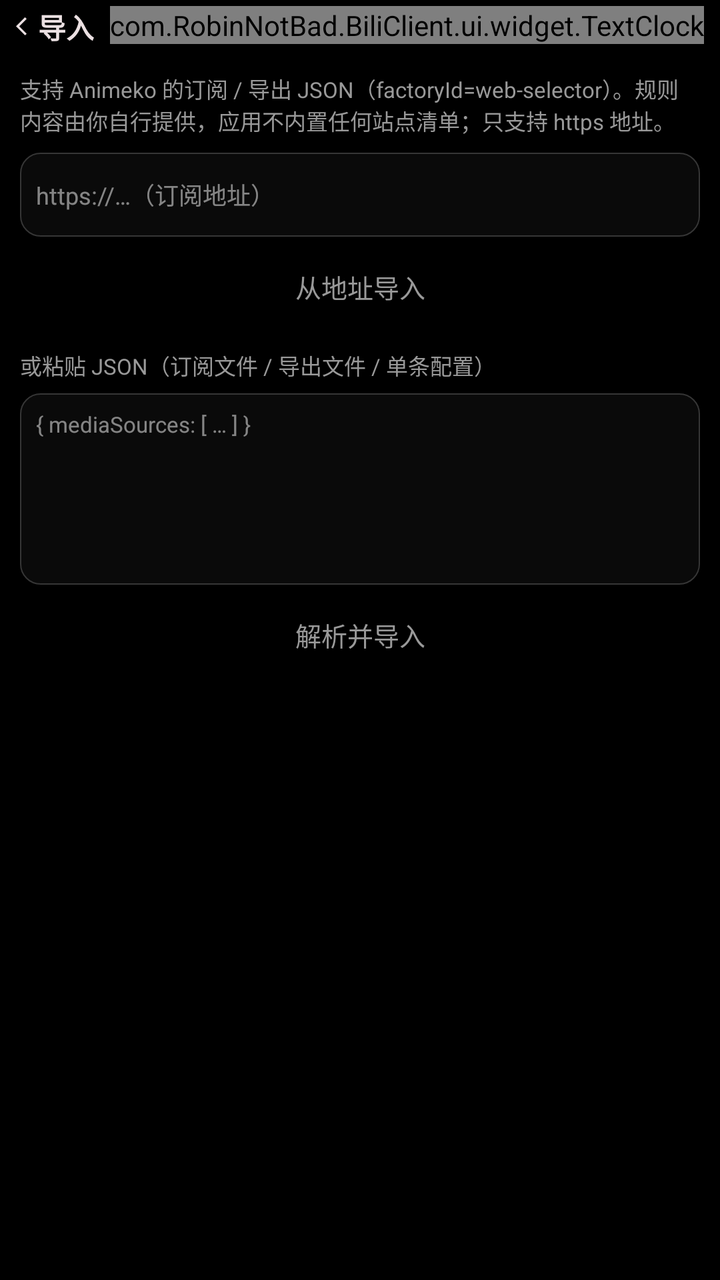
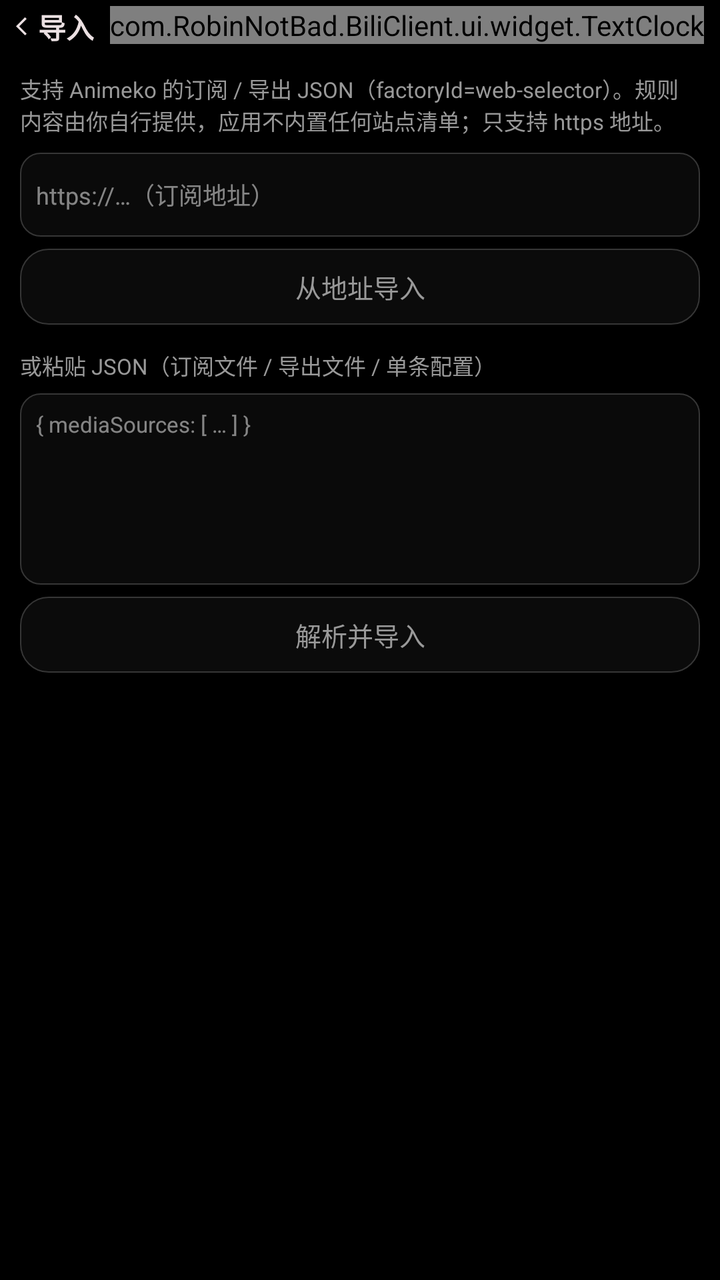

Compare the two renders of this Android layout. The source of the first and the diff that turns it into the second are given below.
<!-- AndroidManifest.xml: application theme Theme.BiliClient -->
<!-- res/layout/activity_source_import.xml -->
<?xml version="1.0" encoding="utf-8"?>
<RelativeLayout xmlns:android="http://schemas.android.com/apk/res/android"
    xmlns:app="http://schemas.android.com/apk/res-auto"
    android:layout_width="match_parent"
    android:layout_height="match_parent">

    <RelativeLayout
        android:id="@+id/top"
        android:layout_width="match_parent"
        android:layout_height="wrap_content"
        android:layout_alignParentTop="true">

        <TextView
            android:id="@+id/pageName"
            android:layout_width="match_parent"
            android:layout_height="wrap_content"
            android:layout_alignParentLeft="true"
            android:layout_marginVertical="3dp"
            android:layout_marginStart="8dp"
            android:layout_toStartOf="@id/timeText"
            android:layout_toLeftOf="@id/timeText"
            android:lines="1"
            android:text="@string/source_import_title"
            android:textStyle="bold"
            app:drawableStartCompat="@drawable/arrow_back" />

        <com.RobinNotBad.BiliClient.ui.widget.TextClock
            android:id="@+id/timeText"
            android:layout_width="wrap_content"
            android:layout_height="wrap_content"
            android:layout_marginVertical="3dp"
            android:layout_marginEnd="8dp"
            android:layout_alignParentRight="true"
            android:layout_alignParentEnd="true" />
    </RelativeLayout>

    <ScrollView
        android:layout_width="match_parent"
        android:layout_height="match_parent"
        android:layout_below="@id/top"
        android:fillViewport="true">

        <LinearLayout
            android:layout_width="match_parent"
            android:layout_height="wrap_content"
            android:orientation="vertical"
            android:padding="10dp">

            <TextView
                android:layout_width="match_parent"
                android:layout_height="wrap_content"
                android:text="@string/source_import_desc"
                android:textColor="@color/text_gray"
                android:textSize="11sp" />

            <EditText
                android:id="@+id/urlInput"
                android:layout_width="match_parent"
                android:layout_height="42dp"
                android:layout_marginTop="8dp"
                android:background="@drawable/background_searchbar"
                android:hint="@string/source_import_url_hint"
                android:inputType="textUri"
                android:maxLines="1"
                android:paddingHorizontal="8dp"
                android:textSize="12sp" />

            <TextView
                android:id="@+id/btnFetch"
                android:layout_width="match_parent"
                android:layout_height="38dp"
                android:layout_marginTop="6dp"
                android:background="@drawable/sel_filter_chip"
                android:gravity="center"
                android:text="@string/source_import_from_url"
                android:textColor="@color/sel_bangumi_tab_text"
                android:textSize="13sp" />

            <TextView
                android:layout_width="match_parent"
                android:layout_height="wrap_content"
                android:layout_marginTop="12dp"
                android:text="@string/source_import_paste_title"
                android:textColor="@color/text_gray"
                android:textSize="11sp" />

            <EditText
                android:id="@+id/jsonInput"
                android:layout_width="match_parent"
                android:layout_height="wrap_content"
                android:layout_marginTop="6dp"
                android:background="@drawable/background_searchbar"
                android:gravity="top|start"
                android:hint="@string/source_import_json_hint"
                android:inputType="textMultiLine"
                android:minLines="6"
                android:padding="8dp"
                android:textSize="11sp" />

            <TextView
                android:id="@+id/btnParse"
                android:layout_width="match_parent"
                android:layout_height="38dp"
                android:layout_marginTop="6dp"
                android:background="@drawable/sel_filter_chip"
                android:gravity="center"
                android:text="@string/source_import_parse"
                android:textColor="@color/sel_bangumi_tab_text"
                android:textSize="13sp" />

            <TextView
                android:id="@+id/statusText"
                android:layout_width="match_parent"
                android:layout_height="wrap_content"
                android:layout_marginTop="10dp"
                android:textColor="@color/text_gray"
                android:textSize="12sp" />
        </LinearLayout>
    </ScrollView>
</RelativeLayout>
<!-- resources referenced by this layout -->
<resources>
  <color name="text_gray">#999999</color>
  <!-- drawable arrow_back (drawable) -->
  <vector xmlns:android="http://schemas.android.com/apk/res/android"
      android:width="11dp"
      android:height="11dp"
      android:viewportWidth="24"
      android:viewportHeight="24">
      <path
          android:fillColor="#ebe0e2"
          android:pathData="M11.67,3.87L9.9,2.1 0,12l9.9,9.9 1.77,-1.77L3.54,12z" />
  </vector>
  <!-- drawable sel_filter_chip (drawable) -->
  <?xml version="1.0" encoding="utf-8"?>
  <selector xmlns:android="http://schemas.android.com/apk/res/android">
      <item android:state_selected="true">
          <shape android:shape="rectangle">
              <corners android:radius="14dp" />
              <solid android:color="@color/bili_pink" />
          </shape>
      </item>
      <item>
          <shape android:shape="rectangle">
              <corners android:radius="14dp" />
              <solid android:color="#15000000" />
          </shape>
      </item>
  </selector>
  <string name="source_import_desc">支持 Animeko 的订阅 / 导出 JSON（factoryId=web-selector）。规则内容由你自行提供，应用不内置任何站点清单；只支持 https 地址。</string>
  <string name="source_import_from_url">从地址导入</string>
  <string name="source_import_json_hint">{ "mediaSources": [ … ] }</string>
  <string name="source_import_parse">解析并导入</string>
  <string name="source_import_paste_title">或粘贴 JSON（订阅文件 / 导出文件 / 单条配置）</string>
  <string name="source_import_title">导入订阅</string>
  <string name="source_import_url_hint">https://…（订阅地址）</string>
  <dimen name="card_stroke_new">0.5dp</dimen>
  <color name="card_border_new">#363636</color>
  <dimen name="card_round_new">10dp</dimen>
  <color name="bili_pink">#FE679A</color>
  <color name="bgblack">#000000</color>
  <color name="pink">#FBFB8787</color>
  <color name="textwhite">#ebe0e2</color>
  <style name="TextViewSytle" parent="Widget.AppCompat.TextView">
          <item name="android:textSize">14sp</item>
          #设置默认字体大小，某些设备的默认字体偏大
      </style>
  <style name="EditTextStyle" parent="Widget.AppCompat.EditText">
          <item name="android:textColorHint">@color/text_hint</item>
          <item name="android:textCursorDrawable">@drawable/cursor_drawable</item>
          <item name="android:textColor">@color/textwhite</item>
      </style>
  <style name="SwitchCompatStyle" parent="Widget.AppCompat.CompoundButton.Switch">
          <item name="android:paddingLeft">6dp</item>
          <item name="android:paddingRight">2dp</item>
          <item name="android:background">@drawable/background_edittext_setting</item>
          <item name="android:textColor">@color/textwhite</item>
      </style>
  <style name="RadioButtonStyle" parent="Widget.MaterialComponents.CompoundButton.RadioButton">
          <item name="android:minHeight">10dp</item>
      </style>
  <style name="ListStyle">
          <item name="android:descendantFocusability">afterDescendants</item>
      </style>
  <color name="color_ripple">#78FEFEFE</color>
  <color name="text_hint">#80ffffff</color>
  <!-- drawable cursor_drawable (drawable) -->
  <?xml version="1.0" encoding="utf-8"?>
  
  <shape xmlns:android="http://schemas.android.com/apk/res/android">
      <solid android:color="#eeFE679A" />
      <size android:width="2dp" />
  </shape>
  <color name="card_bg_new">#4D262626</color>
  <!-- drawable background_edittext_setting (drawable) -->
  <?xml version="1.0" encoding="utf-8"?>
  
  <shape xmlns:android="http://schemas.android.com/apk/res/android">
      <solid android:color="#cc262626" />
      <stroke
          android:width="@dimen/card_stroke"
          android:color="#70707070" />
      <corners android:radius="@dimen/card_round" />
  </shape>
  <dimen name="card_stroke">0dp</dimen>
  <dimen name="card_round">6dp</dimen>
  <!-- unchanged entries left out for length: 5 -->
</resources>

<!-- the commit's change to res/layout/activity_source_import.xml (unified diff, before → after) -->
@@ -12,6 +12,7 @@
 
         <TextView
             android:id="@+id/pageName"
+            android:textSize="14sp"
             android:layout_width="match_parent"
             android:layout_height="wrap_content"
             android:layout_alignParentLeft="true"
<!-- resource entries referenced after the edit -->
@@ -16,14 +16,17 @@
   <selector xmlns:android="http://schemas.android.com/apk/res/android">
       <item android:state_selected="true">
           <shape android:shape="rectangle">
-              <corners android:radius="14dp" />
+              <corners android:radius="@dimen/radius_chip" />
               <solid android:color="@color/bili_pink" />
           </shape>
       </item>
       <item>
           <shape android:shape="rectangle">
-              <corners android:radius="14dp" />
-              <solid android:color="#15000000" />
+              <corners android:radius="@dimen/radius_chip" />
+              <solid android:color="@color/card_bg_new" />
+              <stroke
+                  android:width="@dimen/card_stroke_new"
+                  android:color="@color/card_border_new" />
           </shape>
       </item>
   </selector>
@@ -37,13 +40,14 @@
   <dimen name="card_stroke_new">0.5dp</dimen>
   <color name="card_border_new">#363636</color>
   <dimen name="card_round_new">10dp</dimen>
+  <dimen name="radius_chip">14dp</dimen>
   <color name="bili_pink">#FE679A</color>
   <color name="bgblack">#000000</color>
   <color name="pink">#FBFB8787</color>
   <color name="textwhite">#ebe0e2</color>
   <style name="TextViewSytle" parent="Widget.AppCompat.TextView">
+          
           <item name="android:textSize">14sp</item>
-          #设置默认字体大小，某些设备的默认字体偏大
       </style>
   <style name="EditTextStyle" parent="Widget.AppCompat.EditText">
           <item name="android:textColorHint">@color/text_hint</item>
@@ -78,12 +82,10 @@
   <shape xmlns:android="http://schemas.android.com/apk/res/android">
       <solid android:color="#cc262626" />
       <stroke
-          android:width="@dimen/card_stroke"
-          android:color="#70707070" />
-      <corners android:radius="@dimen/card_round" />
+          android:width="@dimen/card_stroke_new"
+          android:color="@color/card_border_new" />
+      <corners android:radius="@dimen/card_round_new" />
   </shape>
-  <dimen name="card_stroke">0dp</dimen>
-  <dimen name="card_round">6dp</dimen>
   <!-- unchanged entries left out for length: 5 -->
 </resources>
 
